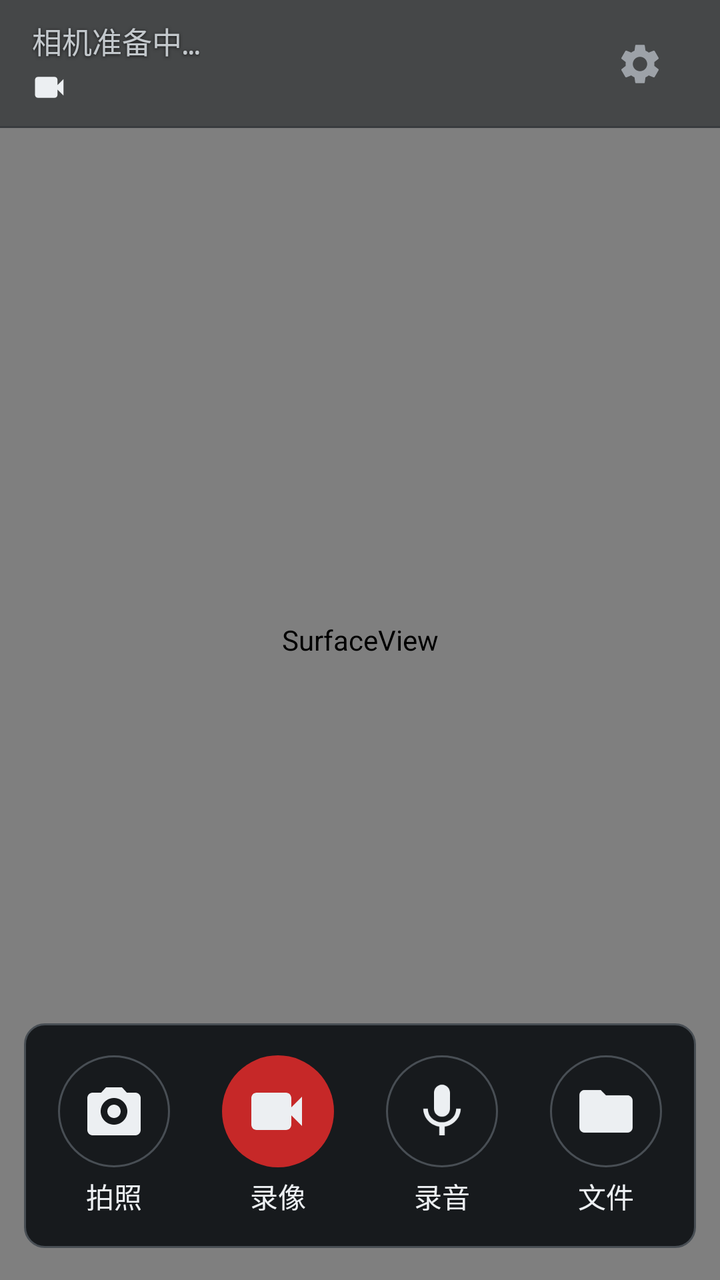
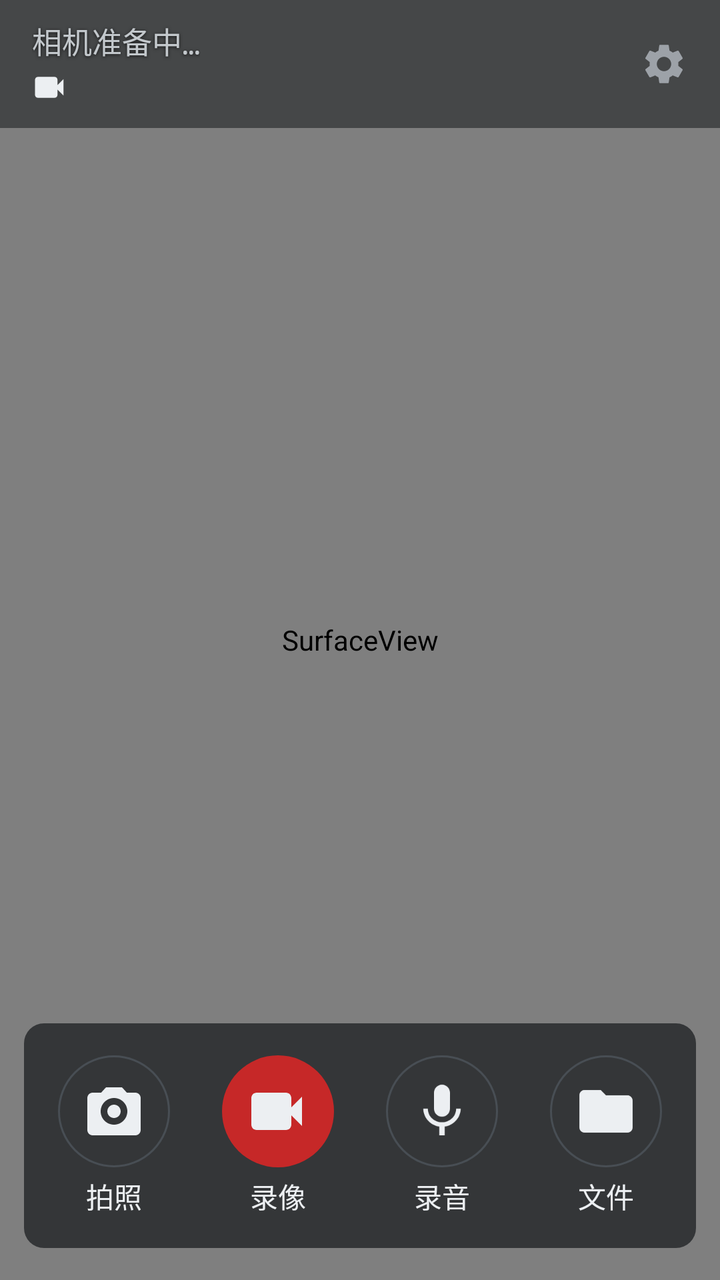

An Android layout rendered at two revisions. The XML below is the earlier revision; the diff shows what the commit changed to produce the second picture.
<!-- AndroidManifest.xml: application theme Theme.BodyCam -->
<!-- res/layout/activity_main.xml -->
<?xml version="1.0" encoding="utf-8"?>
<FrameLayout xmlns:android="http://schemas.android.com/apk/res/android"
    android:layout_width="match_parent"
    android:layout_height="match_parent"
    android:background="@color/paper">

    
    <SurfaceView
        android:id="@+id/preview"
        android:layout_width="match_parent"
        android:layout_height="match_parent" />

    
    <View
        android:id="@+id/flashView"
        android:layout_width="match_parent"
        android:layout_height="match_parent"
        android:alpha="0"
        android:background="@color/flash" />

    
    <LinearLayout
        android:layout_width="match_parent"
        android:layout_height="wrap_content"
        android:layout_gravity="top"
        android:orientation="vertical">

        
        <FrameLayout
            android:layout_width="match_parent"
            android:layout_height="wrap_content"
            android:background="@drawable/bg_top_bar"
            android:minHeight="@dimen/top_bar_height"
            android:paddingHorizontal="@dimen/space_md"
            android:paddingVertical="@dimen/space_xs">

            
            <LinearLayout
                android:layout_width="wrap_content"
                android:layout_height="wrap_content"
                android:layout_gravity="start|center_vertical"
                android:orientation="vertical">

                
                <TextView
                    android:id="@+id/statusView"
                    style="@style/BodyCamInstrumentOverlay"
                    android:layout_width="wrap_content"
                    android:layout_height="wrap_content"
                    android:text="@string/status_booting"
                    android:textSize="@dimen/text_readout" />

                
                <LinearLayout
                    android:layout_width="wrap_content"
                    android:layout_height="wrap_content"
                    android:layout_marginTop="@dimen/space_3xs"
                    android:gravity="center_vertical"
                    android:orientation="horizontal">

                    <ImageView
                        android:id="@+id/iconRecordStatus"
                        android:layout_width="@dimen/status_icon"
                        android:layout_height="@dimen/status_icon"
                        android:importantForAccessibility="no"
                        android:src="@drawable/ic_record"
                        android:tint="@color/ink" />

                    <TextView
                        android:id="@+id/timerView"
                        style="@style/BodyCamInstrumentLargeOverlay"
                        android:layout_width="wrap_content"
                        android:layout_height="wrap_content"
                        android:layout_marginStart="@dimen/space_2xs"
                        android:text="@string/timer_zero"
                        android:visibility="invisible" />
                </LinearLayout>
            </LinearLayout>

            
            <LinearLayout
                android:layout_width="wrap_content"
                android:layout_height="wrap_content"
                android:layout_gravity="end|center_vertical"
                android:gravity="center_vertical"
                android:orientation="horizontal">

                
                <View
                    android:id="@+id/preRecordDot"
                    android:layout_width="@dimen/status_dot"
                    android:layout_height="@dimen/status_dot"
                    android:background="@drawable/dot_pre_record"
                    android:visibility="gone" />

                
                <ImageView
                    android:id="@+id/btnTorch"
                    android:layout_width="@dimen/touch_target"
                    android:layout_height="@dimen/touch_target"
                    android:layout_marginStart="@dimen/space_xs"
                    android:background="@drawable/bg_icon_button"
                    android:contentDescription="@string/action_torch"
                    android:focusable="true"
                    android:padding="@dimen/space_sm"
                    android:src="@drawable/ic_flash"
                    android:tint="@color/muted"
                    android:visibility="gone" />

                
                <ImageView
                    android:id="@+id/btnSwitchCamera"
                    android:layout_width="@dimen/touch_target"
                    android:layout_height="@dimen/touch_target"
                    android:layout_marginStart="@dimen/space_xs"
                    android:background="@drawable/bg_icon_button"
                    android:contentDescription="@string/action_switch_camera"
                    android:focusable="true"
                    android:padding="@dimen/space_sm"
                    android:src="@drawable/ic_switch_camera"
                    android:tint="@color/muted"
                    android:visibility="gone" />

                <ImageView
                    android:id="@+id/btnSettings"
                    android:layout_width="@dimen/touch_target"
                    android:layout_height="@dimen/touch_target"
                    android:layout_marginStart="@dimen/space_xs"
                    android:background="@drawable/bg_icon_button"
                    android:contentDescription="@string/title_settings"
                    android:focusable="true"
                    android:padding="@dimen/space_sm"
                    android:src="@drawable/ic_settings" />
            </LinearLayout>
        </FrameLayout>

        
        <TextView
            android:id="@+id/debugView"
            style="@style/BodyCamInstrumentOverlay"
            android:layout_width="wrap_content"
            android:layout_height="wrap_content"
            android:layout_marginStart="@dimen/space_md"
            android:layout_marginTop="@dimen/space_xs"
            android:background="@drawable/bg_panel"
            android:clickable="true"
            android:focusable="true"
            android:lineSpacingExtra="@dimen/space_3xs"
            android:paddingHorizontal="@dimen/space_sm"
            android:paddingVertical="@dimen/space_xs"
            android:visibility="gone" />

        
        <LinearLayout
            android:id="@+id/postRecordBar"
            android:layout_width="match_parent"
            android:layout_height="wrap_content"
            android:layout_marginHorizontal="@dimen/space_md"
            android:layout_marginTop="@dimen/space_xs"
            android:background="@drawable/bg_panel"
            android:gravity="center_vertical"
            android:orientation="horizontal"
            android:paddingHorizontal="@dimen/space_sm"
            android:paddingVertical="@dimen/space_xs"
            android:visibility="gone">

            <TextView
                android:id="@+id/postRecordText"
                style="@style/BodyCamInstrumentOverlay"
                android:layout_width="0dp"
                android:layout_height="wrap_content"
                android:layout_weight="1"
                android:textColor="@color/accent" />

            <TextView
                android:id="@+id/btnPostRecordCancel"
                style="@style/BodyCamLabel"
                android:layout_width="wrap_content"
                android:layout_height="@dimen/touch_target"
                android:layout_marginStart="@dimen/space_sm"
                android:gravity="center"
                android:paddingHorizontal="@dimen/space_sm"
                android:text="@string/post_record_cancel"
                android:textColor="@color/accent" />
        </LinearLayout>
    </LinearLayout>

    
    <com.dsh.bodycam.ui.ZoomSliderView
        android:id="@+id/zoomSlider"
        android:layout_width="@dimen/zoom_slider_width"
        android:layout_height="@dimen/zoom_slider_height"
        android:layout_gravity="end|center_vertical"
        android:layout_marginEnd="@dimen/space_xs"
        android:visibility="gone" />

    
    <LinearLayout
        android:id="@+id/dockBar"
        android:layout_width="match_parent"
        android:layout_height="wrap_content"
        android:layout_gravity="bottom"
        android:layout_marginHorizontal="@dimen/space_sm"
        android:layout_marginBottom="@dimen/space_md"
        android:background="@drawable/bg_dock_bar"
        android:baselineAligned="false"
        android:gravity="center_vertical"
        android:orientation="horizontal"
        android:paddingHorizontal="@dimen/space_2xs"
        android:paddingVertical="@dimen/space_sm">

        
        <LinearLayout
            android:id="@+id/btnShutter"
            android:layout_width="0dp"
            android:layout_height="wrap_content"
            android:layout_weight="1"
            android:background="?android:attr/selectableItemBackground"
            android:clickable="true"
            android:contentDescription="@string/btn_capture"
            android:focusable="true"
            android:gravity="center_horizontal"
            android:orientation="vertical"
            android:paddingVertical="@dimen/space_2xs">

            <ImageView
                android:layout_width="@dimen/dock_button_size"
                android:layout_height="@dimen/dock_button_size"
                android:background="@drawable/bg_dock_button"
                android:importantForAccessibility="no"
                android:padding="@dimen/space_sm"
                android:src="@drawable/ic_capture"
                android:tint="@color/ink" />

            <TextView
                style="@style/BodyCamLabel"
                android:layout_width="wrap_content"
                android:layout_height="wrap_content"
                android:layout_marginTop="@dimen/space_2xs"
                android:text="@string/btn_capture" />
        </LinearLayout>

        
        <LinearLayout
            android:id="@+id/btnRecord"
            android:layout_width="0dp"
            android:layout_height="wrap_content"
            android:layout_weight="1"
            android:background="?android:attr/selectableItemBackground"
            android:clickable="true"
            android:contentDescription="@string/btn_record"
            android:focusable="true"
            android:gravity="center_horizontal"
            android:orientation="vertical"
            android:paddingVertical="@dimen/space_2xs">

            <ImageView
                android:id="@+id/iconRecord"
                android:layout_width="@dimen/dock_button_size"
                android:layout_height="@dimen/dock_button_size"
                android:background="@drawable/bg_dock_record"
                android:importantForAccessibility="no"
                android:padding="@dimen/space_sm"
                android:src="@drawable/ic_record"
                android:tint="@color/ink" />

            <TextView
                android:id="@+id/labelRecord"
                style="@style/BodyCamLabel"
                android:layout_width="wrap_content"
                android:layout_height="wrap_content"
                android:layout_marginTop="@dimen/space_2xs"
                android:text="@string/btn_record" />
        </LinearLayout>

        
        <LinearLayout
            android:id="@+id/btnAudioRecord"
            android:layout_width="0dp"
            android:layout_height="wrap_content"
            android:layout_weight="1"
            android:background="?android:attr/selectableItemBackground"
            android:clickable="true"
            android:contentDescription="@string/title_audio_record"
            android:focusable="true"
            android:gravity="center_horizontal"
            android:orientation="vertical"
            android:paddingVertical="@dimen/space_2xs">

            <ImageView
                android:layout_width="@dimen/dock_button_size"
                android:layout_height="@dimen/dock_button_size"
                android:background="@drawable/bg_dock_button"
                android:importantForAccessibility="no"
                android:padding="@dimen/space_sm"
                android:src="@drawable/ic_mic"
                android:tint="@color/ink" />

            <TextView
                style="@style/BodyCamLabel"
                android:layout_width="wrap_content"
                android:layout_height="wrap_content"
                android:layout_marginTop="@dimen/space_2xs"
                android:text="@string/title_audio_record" />
        </LinearLayout>

        
        <LinearLayout
            android:id="@+id/btnFiles"
            android:layout_width="0dp"
            android:layout_height="wrap_content"
            android:layout_weight="1"
            android:background="?android:attr/selectableItemBackground"
            android:clickable="true"
            android:contentDescription="@string/title_files"
            android:focusable="true"
            android:gravity="center_horizontal"
            android:orientation="vertical"
            android:paddingVertical="@dimen/space_2xs">

            <ImageView
                android:layout_width="@dimen/dock_button_size"
                android:layout_height="@dimen/dock_button_size"
                android:background="@drawable/bg_dock_button"
                android:importantForAccessibility="no"
                android:padding="@dimen/space_sm"
                android:src="@drawable/ic_folder"
                android:tint="@color/ink" />

            <TextView
                style="@style/BodyCamLabel"
                android:layout_width="wrap_content"
                android:layout_height="wrap_content"
                android:layout_marginTop="@dimen/space_2xs"
                android:text="@string/title_files" />
        </LinearLayout>
    </LinearLayout>

</FrameLayout>
<!-- resources referenced by this layout -->
<resources>
  <color name="accent">#F7B83D</color>
  <color name="flash">#FFFFFF</color>
  <color name="ink">#ECEFF2</color>
  <color name="muted">#9DA2A8</color>
  <color name="paper">#0D1013</color>
  <dimen name="dock_button_size">56dp</dimen>
  <dimen name="space_2xs">4dp</dimen>
  <dimen name="space_3xs">2dp</dimen>
  <dimen name="space_md">16dp</dimen>
  <dimen name="space_sm">12dp</dimen>
  <dimen name="space_xs">8dp</dimen>
  <dimen name="status_dot">8dp</dimen>
  <dimen name="status_icon">18dp</dimen>
  <dimen name="text_readout">15sp</dimen>
  <dimen name="top_bar_height">56dp</dimen>
  <dimen name="touch_target">48dp</dimen>
  <dimen name="zoom_slider_height">280dp</dimen>
  <dimen name="zoom_slider_width">44dp</dimen>
  <!-- drawable bg_dock_bar (drawable) -->
  <?xml version="1.0" encoding="utf-8"?>
  <shape xmlns:android="http://schemas.android.com/apk/res/android"
      android:shape="rectangle">
      <solid android:color="@color/scrim_well" />
      <stroke
          android:width="@dimen/rule_hair"
          android:color="@color/rule_2" />
      <corners android:radius="@dimen/radius_panel" />
  </shape>
  <!-- drawable bg_top_bar (drawable) -->
  <?xml version="1.0" encoding="utf-8"?>
  <layer-list xmlns:android="http://schemas.android.com/apk/res/android">
      <item>
          <shape android:shape="rectangle">
              <solid android:color="@color/scrim_bar" />
          </shape>
      </item>
      <item
          android:gravity="bottom"
          android:height="@dimen/rule_hair">
          <shape android:shape="rectangle">
              <solid android:color="@color/rule" />
          </shape>
      </item>
  </layer-list>
  <string name="action_switch_camera">切换摄像头</string>
  <string name="action_torch">补光灯</string>
  <string name="btn_capture">拍照</string>
  <string name="btn_record">录像</string>
  <string name="post_record_cancel">继续录像</string>
  <string name="status_booting">相机准备中…</string>
  <string name="timer_zero">00:00:00</string>
  <string name="title_audio_record">录音</string>
  <string name="title_files">文件</string>
  <string name="title_settings">设置</string>
  <style name="BodyCamLabel">
          <item name="android:fontFamily">sans-serif-medium</item>
          <item name="android:textSize">@dimen/text_md</item>
          <item name="android:textColor">@color/ink</item>
          <item name="android:includeFontPadding">false</item>
      </style>
  <color name="scrim_well">#E60D1013</color>
  <dimen name="rule_hair">1dp</dimen>
  <color name="rule_2">#484E54</color>
  <dimen name="radius_panel">10dp</dimen>
  <dimen name="rule_strong">2dp</dimen>
  <color name="ripple_on_paper">#33ECEFF2</color>
  <color name="rec_fill_focus">#7F1D1D</color>
  <color name="rec_fill">#C62828</color>
  <color name="scrim_panel">#800D1013</color>
  <color name="rule">#802D3135</color>
  <color name="scrim_bar">#800D1013</color>
  <color name="status_pre">#FFD54F</color>
  <style name="BodyCamInstrumentLarge">
          <item name="android:fontFamily">monospace</item>
          <item name="android:textSize">@dimen/text_xl</item>
          <item name="android:textColor">@color/rec_signal</item>
          <item name="android:includeFontPadding">false</item>
      </style>
  <color name="text_glow">#ED000000</color>
  <style name="BodyCamInstrument">
          <item name="android:fontFamily">monospace</item>
          <item name="android:textSize">@dimen/text_sm</item>
          <item name="android:textColor">@color/muted</item>
          <item name="android:includeFontPadding">false</item>
      </style>
  <color name="ink_2">#C3C8CC</color>
  <color name="text_shadow">#BB000000</color>
  <dimen name="text_md">14sp</dimen>
  <dimen name="text_xl">18sp</dimen>
  <color name="rec_signal">#FF5252</color>
  <dimen name="text_sm">12sp</dimen>
  <!-- unchanged entries left out for length: 15 -->
</resources>

<!-- the commit's change to res/layout/activity_main.xml (unified diff, before → after) -->
@@ -31,8 +31,10 @@
             android:layout_height="wrap_content"
             android:background="@drawable/bg_top_bar"
             android:minHeight="@dimen/top_bar_height"
-            android:paddingHorizontal="@dimen/space_md"
-            android:paddingVertical="@dimen/space_xs">
+            android:paddingStart="@dimen/space_md"
+            android:paddingTop="@dimen/space_xs"
+            android:paddingEnd="@dimen/space_2xs"
+            android:paddingBottom="@dimen/space_xs">
 
             
             <LinearLayout
<!-- resource entries referenced after the edit -->
@@ -22,28 +22,15 @@
   <?xml version="1.0" encoding="utf-8"?>
   <shape xmlns:android="http://schemas.android.com/apk/res/android"
       android:shape="rectangle">
-      <solid android:color="@color/scrim_well" />
-      <stroke
-          android:width="@dimen/rule_hair"
-          android:color="@color/rule_2" />
+      <solid android:color="@color/scrim_dock" />
       <corners android:radius="@dimen/radius_panel" />
   </shape>
   <!-- drawable bg_top_bar (drawable) -->
   <?xml version="1.0" encoding="utf-8"?>
-  <layer-list xmlns:android="http://schemas.android.com/apk/res/android">
-      <item>
-          <shape android:shape="rectangle">
-              <solid android:color="@color/scrim_bar" />
-          </shape>
-      </item>
-      <item
-          android:gravity="bottom"
-          android:height="@dimen/rule_hair">
-          <shape android:shape="rectangle">
-              <solid android:color="@color/rule" />
-          </shape>
-      </item>
-  </layer-list>
+  <shape xmlns:android="http://schemas.android.com/apk/res/android"
+      android:shape="rectangle">
+      <solid android:color="@color/scrim_bar" />
+  </shape>
   <string name="action_switch_camera">切换摄像头</string>
   <string name="action_torch">补光灯</string>
   <string name="btn_capture">拍照</string>
@@ -60,7 +47,7 @@
           <item name="android:textColor">@color/ink</item>
           <item name="android:includeFontPadding">false</item>
       </style>
-  <color name="scrim_well">#E60D1013</color>
+  <color name="scrim_dock">#A60D1013</color>
   <dimen name="rule_hair">1dp</dimen>
   <color name="rule_2">#484E54</color>
   <dimen name="radius_panel">10dp</dimen>
